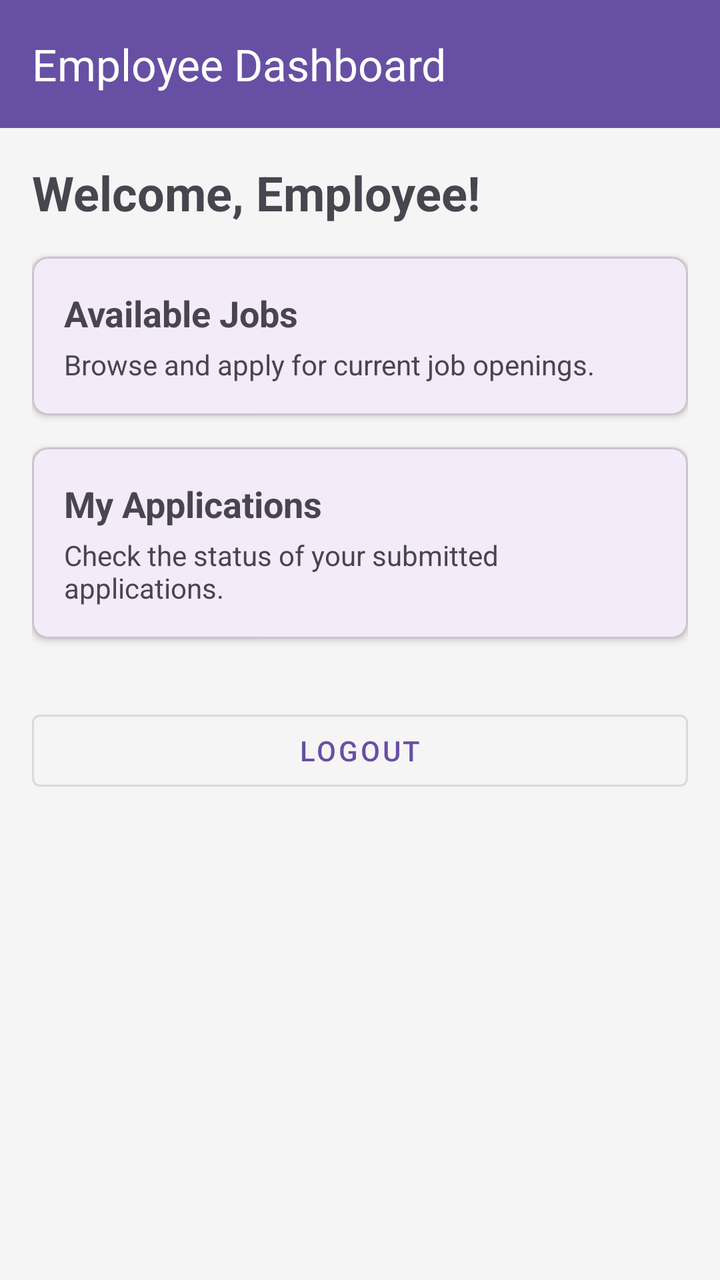
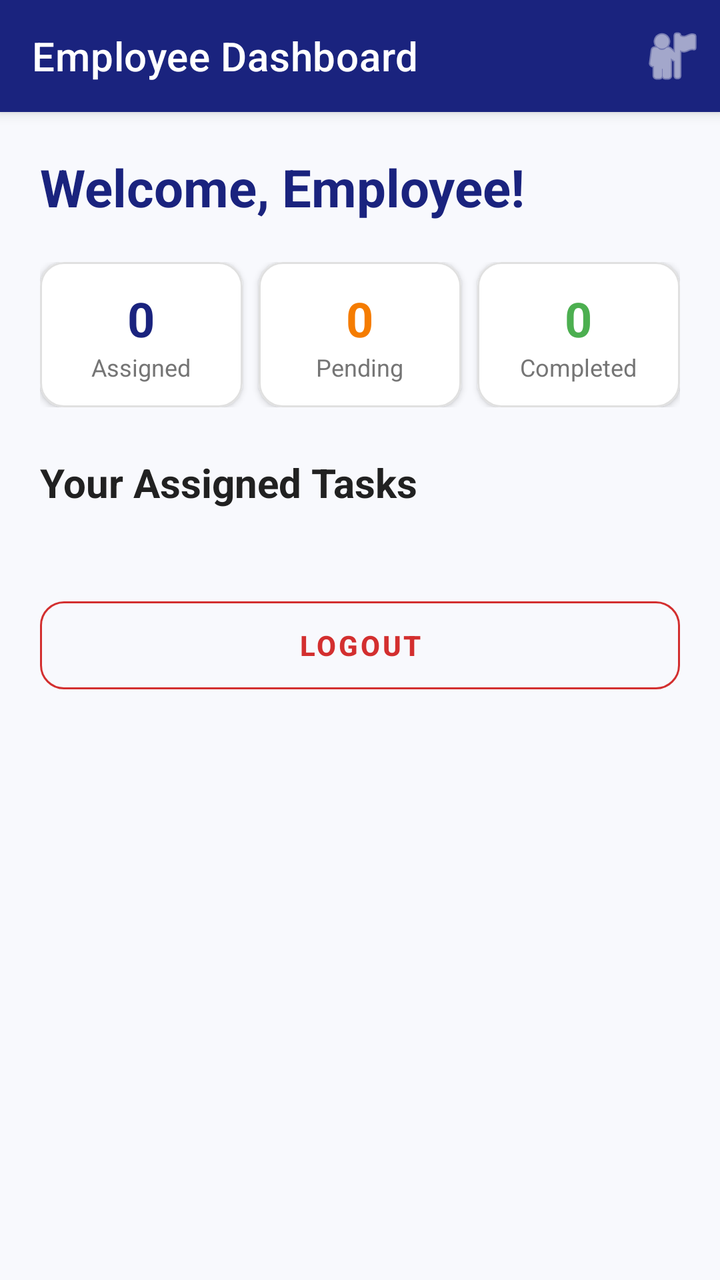

The first picture is an Android layout as it rendered before a commit; the second is the same layout after the commit. The layout source and the unified diff follow.
<!-- AndroidManifest.xml: application theme Theme.JobManagementSystem -->
<!-- res/layout/activity_employee_dashboard.xml -->
<?xml version="1.0" encoding="utf-8"?>
<androidx.coordinatorlayout.widget.CoordinatorLayout xmlns:android="http://schemas.android.com/apk/res/android"
    xmlns:app="http://schemas.android.com/apk/res-auto"
    android:layout_width="match_parent"
    android:layout_height="match_parent"
    android:background="#F5F5F5">

    <com.google.android.material.appbar.AppBarLayout
        android:layout_width="match_parent"
        android:layout_height="wrap_content">

        <com.google.android.material.appbar.MaterialToolbar
            android:id="@+id/toolbar"
            android:layout_width="match_parent"
            android:layout_height="?attr/actionBarSize"
            android:background="?attr/colorPrimary"
            app:title="@string/employee_dashboard_title"
            app:titleTextColor="@color/white" />

    </com.google.android.material.appbar.AppBarLayout>

    <LinearLayout
        android:layout_width="match_parent"
        android:layout_height="match_parent"
        android:orientation="vertical"
        android:padding="16dp"
        app:layout_behavior="@string/appbar_scrolling_view_behavior">

        <TextView
            android:layout_width="wrap_content"
            android:layout_height="wrap_content"
            android:text="@string/welcome_employee"
            android:textSize="24sp"
            android:textStyle="bold"
            android:layout_marginBottom="16dp" />

        <com.google.android.material.card.MaterialCardView
            android:layout_width="match_parent"
            android:layout_height="wrap_content"
            app:cardCornerRadius="8dp"
            app:cardElevation="2dp"
            android:layout_marginBottom="16dp">
            <LinearLayout
                android:layout_width="match_parent"
                android:layout_height="wrap_content"
                android:orientation="vertical"
                android:padding="16dp">
                <TextView
                    android:layout_width="wrap_content"
                    android:layout_height="wrap_content"
                    android:text="@string/available_jobs"
                    android:textSize="18sp"
                    android:textStyle="bold" />
                <TextView
                    android:layout_width="wrap_content"
                    android:layout_height="wrap_content"
                    android:text="@string/available_jobs_desc"
                    android:layout_marginTop="4dp" />
            </LinearLayout>
        </com.google.android.material.card.MaterialCardView>

        <com.google.android.material.card.MaterialCardView
            android:layout_width="match_parent"
            android:layout_height="wrap_content"
            app:cardCornerRadius="8dp"
            app:cardElevation="2dp"
            android:layout_marginBottom="16dp">
            <LinearLayout
                android:layout_width="match_parent"
                android:layout_height="wrap_content"
                android:orientation="vertical"
                android:padding="16dp">
                <TextView
                    android:layout_width="wrap_content"
                    android:layout_height="wrap_content"
                    android:text="@string/my_applications"
                    android:textSize="18sp"
                    android:textStyle="bold" />
                <TextView
                    android:layout_width="wrap_content"
                    android:layout_height="wrap_content"
                    android:text="@string/my_applications_desc"
                    android:layout_marginTop="4dp" />
            </LinearLayout>
        </com.google.android.material.card.MaterialCardView>

        <com.google.android.material.button.MaterialButton
            android:id="@+id/btnLogoutEmployee"
            style="@style/Widget.MaterialComponents.Button.OutlinedButton"
            android:layout_width="match_parent"
            android:layout_height="wrap_content"
            android:text="@string/btn_logout"
            android:layout_marginTop="16dp" />

    </LinearLayout>

</androidx.coordinatorlayout.widget.CoordinatorLayout>
<!-- resources referenced by this layout -->
<resources>
  <color name="white">#FFFFFFFF</color>
  <string name="available_jobs">Available Jobs</string>
  <string name="available_jobs_desc">Browse and apply for current job openings.</string>
  <string name="btn_logout">Logout</string>
  <string name="employee_dashboard_title">Employee Dashboard</string>
  <string name="my_applications">My Applications</string>
  <string name="my_applications_desc">Check the status of your submitted applications.</string>
  <string name="welcome_employee">Welcome, Employee!</string>
  <style name="Theme.JobManagementSystem" parent="Base.Theme.JobManagementSystem" />
  <style name="Base.Theme.JobManagementSystem" parent="Theme.Material3.DayNight.NoActionBar">
          
          
      </style>
</resources>

<!-- the commit's change to res/layout/activity_employee_dashboard.xml (unified diff, before → after) -->
@@ -1,97 +1,381 @@
 <?xml version="1.0" encoding="utf-8"?>
 <androidx.coordinatorlayout.widget.CoordinatorLayout xmlns:android="http://schemas.android.com/apk/res/android"
     xmlns:app="http://schemas.android.com/apk/res-auto"
+    xmlns:tools="http://schemas.android.com/tools"
     android:layout_width="match_parent"
     android:layout_height="match_parent"
-    android:background="#F5F5F5">
+    android:background="#F8F9FD">
 
     <com.google.android.material.appbar.AppBarLayout
         android:layout_width="match_parent"
-        android:layout_height="wrap_content">
+        android:layout_height="wrap_content"
+        android:elevation="0dp">
 
         <com.google.android.material.appbar.MaterialToolbar
             android:id="@+id/toolbar"
             android:layout_width="match_parent"
             android:layout_height="?attr/actionBarSize"
-            android:background="?attr/colorPrimary"
-            app:title="@string/employee_dashboard_title"
-            app:titleTextColor="@color/white" />
+            android:background="@color/primary_blue"
+            app:title="Employee Dashboard"
+            app:titleTextColor="@color/white">
+
+            <ImageButton
+                android:id="@+id/btnEmployeeProfile"
+                android:layout_width="48dp"
+                android:layout_height="48dp"
+                android:layout_gravity="end"
+                android:background="?attr/selectableItemBackgroundBorderless"
+                android:src="@android:drawable/ic_menu_myplaces"
+                app:tint="@color/white"
+                android:contentDescription="Profile" />
+        </com.google.android.material.appbar.MaterialToolbar>
 
     </com.google.android.material.appbar.AppBarLayout>
+
+    <androidx.core.widget.NestedScrollView
+        android:layout_width="match_parent"
+        android:layout_height="match_parent"
+        android:fillViewport="true"
+        app:layout_behavior="@string/appbar_scrolling_view_behavior">
+
+        <LinearLayout
+            android:layout_width="match_parent"
+            android:layout_height="wrap_content"
+            android:orientation="vertical"
+            android:padding="20dp">
+
+            <TextView
+                android:id="@+id/tvWelcomeEmployee"
+                android:layout_width="wrap_content"
+                android:layout_height="wrap_content"
+                android:text="Welcome, Employee!"
+                android:textSize="26sp"
+                android:textStyle="bold"
+                android:textColor="@color/primary_blue"
+                android:layout_marginBottom="20dp" />
+
+            
+            <LinearLayout
+                android:layout_width="match_parent"
+                android:layout_height="wrap_content"
+                android:orientation="horizontal"
+                android:baselineAligned="false"
+                android:layout_marginBottom="24dp">
+
+                <com.google.android.material.card.MaterialCardView
+                    android:layout_width="0dp"
+                    android:layout_height="wrap_content"
+                    android:layout_weight="1"
+                    android:layout_marginEnd="4dp"
+                    app:cardCornerRadius="12dp"
+                    app:cardElevation="2dp"
+                    app:strokeWidth="1dp"
+                    app:strokeColor="#E0E0E0"
+                    app:cardBackgroundColor="@color/white">
+                    <LinearLayout
+                        android:layout_width="match_parent"
+                        android:layout_height="wrap_content"
+                        android:orientation="vertical"
+                        android:padding="12dp"
+                        android:gravity="center">
+                        <TextView
+                            android:id="@+id/tvAssignedCount"
+                            android:layout_width="wrap_content"
+                            android:layout_height="wrap_content"
+                            android:text="0"
+                            android:textSize="24sp"
+                            android:textStyle="bold"
+                            android:textColor="@color/primary_blue" />
+                        <TextView
+                            android:layout_width="wrap_content"
+                            android:layout_height="wrap_content"
+                            android:text="Assigned"
+                            android:textSize="12sp"
+                            android:textColor="#757575" />
+                    </LinearLayout>
+                </com.google.android.material.card.MaterialCardView>
+
+                <com.google.android.material.card.MaterialCardView
+                    android:layout_width="0dp"
+                    android:layout_height="wrap_content"
+                    android:layout_weight="1"
+                    android:layout_marginHorizontal="4dp"
+                    app:cardCornerRadius="12dp"
+                    app:cardElevation="2dp"
+                    app:strokeWidth="1dp"
+                    app:strokeColor="#E0E0E0"
+                    app:cardBackgroundColor="@color/white">
+                    <LinearLayout
+                        android:layout_width="match_parent"
+                        android:layout_height="wrap_content"
+                        android:orientation="vertical"
+                        android:padding="12dp"
+                        android:gravity="center">
+                        <TextView
+                            android:id="@+id/tvPendingCount"
+                            android:layout_width="wrap_content"
+                            android:layout_height="wrap_content"
+                            android:text="0"
+                            android:textSize="24sp"
+                            android:textStyle="bold"
+                            android:textColor="#F57C00" />
+                        <TextView
+                            android:layout_width="wrap_content"
+                            android:layout_height="wrap_content"
+                            android:text="Pending"
+                            android:textSize="12sp"
+                            android:textColor="#757575" />
+                    </LinearLayout>
+                </com.google.android.material.card.MaterialCardView>
+
+                <com.google.android.material.card.MaterialCardView
+                    android:layout_width="0dp"
+                    android:layout_height="wrap_content"
+                    android:layout_weight="1"
+                    android:layout_marginStart="4dp"
+                    app:cardCornerRadius="12dp"
+                    app:cardElevation="2dp"
+                    app:strokeWidth="1dp"
+                    app:strokeColor="#E0E0E0"
+                    app:cardBackgroundColor="@color/white">
+                    <LinearLayout
+                        android:layout_width="match_parent"
+                        android:layout_height="wrap_content"
+                        android:orientation="vertical"
+                        android:padding="12dp"
+                        android:gravity="center">
+                        <TextView
+                            android:id="@+id/tvCompletedCount"
+                            android:layout_width="wrap_content"
+                            android:layout_height="wrap_content"
+                            android:text="0"
+                            android:textSize="24sp"
+                            android:textStyle="bold"
+                            android:textColor="#4CAF50" />
+                        <TextView
+                            android:layout_width="wrap_content"
+                            android:layout_height="wrap_content"
+                            android:text="Completed"
+                            android:textSize="12sp"
+                            android:textColor="#757575" />
+                    </LinearLayout>
+                </com.google.android.material.card.MaterialCardView>
+
+            </LinearLayout>
+
+            <TextView
+                android:layout_width="wrap_content"
+                android:layout_height="wrap_content"
+                android:text="Your Assigned Tasks"
+                android:textSize="20sp"
+                android:textStyle="bold"
+                android:textColor="@color/text_primary"
+                android:layout_marginBottom="16dp" />
+
+            <androidx.recyclerview.widget.RecyclerView
+                android:id="@+id/rvAssignedTasks"
+                android:layout_width="match_parent"
+                android:layout_height="wrap_content"
+                android:nestedScrollingEnabled="false"
+                tools:listitem="@layout/item_job"
+                android:layout_marginBottom="24dp" />
+
+            
+            
+
+            <com.google.android.material.button.MaterialButton
+                android:id="@+id/btnLogoutEmployee"
+                style="@style/Widget.MaterialComponents.Button.OutlinedButton"
+                android:layout_width="match_parent"
+                android:layout_height="56dp"
+                android:text="LOGOUT"
+                android:textColor="@color/error_red"
+                app:strokeColor="@color/error_red"
+                app:cornerRadius="12dp"
+                android:textStyle="bold"
+                android:layout_marginBottom="40dp" />
+
+        </LinearLayout>
+    </androidx.core.widget.NestedScrollView>
+
+</androidx.coordinatorlayout.widget.CoordinatorLayout>
+<!-- res/layout/item_job.xml (included above) -->
+<?xml version="1.0" encoding="utf-8"?>
+<com.google.android.material.card.MaterialCardView xmlns:android="http://schemas.android.com/apk/res/android"
+    xmlns:app="http://schemas.android.com/apk/res-auto"
+    android:layout_width="match_parent"
+    android:layout_height="wrap_content"
+    android:layout_marginHorizontal="16dp"
+    android:layout_marginVertical="8dp"
+    app:cardCornerRadius="12dp"
+    app:cardElevation="3dp"
+    app:cardBackgroundColor="@color/white"
+    app:strokeWidth="1dp"
+    app:strokeColor="#E0E0E0">
 
     <LinearLayout
         android:layout_width="match_parent"
-        android:layout_height="match_parent"
+        android:layout_height="wrap_content"
         android:orientation="vertical"
-        android:padding="16dp"
-        app:layout_behavior="@string/appbar_scrolling_view_behavior">
+        android:padding="16dp">
+
+        <LinearLayout
+            android:layout_width="match_parent"
+            android:layout_height="wrap_content"
+            android:orientation="horizontal"
+            android:gravity="center_vertical"
+            android:layout_marginBottom="4dp">
+
+            <TextView
+                android:id="@+id/tvJobTitle"
+                android:layout_width="0dp"
+                android:layout_height="wrap_content"
+                android:layout_weight="1"
+                android:text="Job Title"
+                android:textSize="18sp"
+                android:textStyle="bold"
+                android:textColor="@color/primary_blue" />
+
+            <TextView
+                android:id="@+id/tvJobStatus"
+                android:layout_width="wrap_content"
+                android:layout_height="wrap_content"
+                android:text="In Progress"
+                android:textSize="11sp"
+                android:textStyle="bold"
+                android:paddingHorizontal="10dp"
+                android:paddingVertical="4dp"
+                android:background="@drawable/bg_status_progress"
+                android:textColor="@color/white" />
+
+            <ImageButton
+                android:id="@+id/btnDeleteJob"
+                android:layout_width="32dp"
+                android:layout_height="32dp"
+                android:layout_marginStart="8dp"
+                android:background="?attr/selectableItemBackgroundBorderless"
+                android:src="@android:drawable/ic_menu_delete"
+                app:tint="#FF8A80"
+                android:contentDescription="Delete Job"
+                android:visibility="gone" />
+        </LinearLayout>
 
         <TextView
+            android:id="@+id/tvJobDesc"
+            android:layout_width="match_parent"
+            android:layout_height="wrap_content"
+            android:text="Job Description here..."
+            android:textColor="@color/text_secondary"
+            android:textSize="14sp"
+            android:layout_marginBottom="4dp" />
+
+        <TextView
+            android:id="@+id/tvLocation"
+            android:layout_width="match_parent"
+            android:layout_height="wrap_content"
+            android:text="Location: N/A"
+            android:textColor="@color/text_primary"
+            android:textSize="13sp"
+            android:layout_marginBottom="8dp" />
+
+        <LinearLayout
+            android:layout_width="match_parent"
+            android:layout_height="wrap_content"
+            android:orientation="horizontal"
+            android:gravity="center_vertical"
+            android:layout_marginBottom="4dp">
+
+            <TextView
+                android:id="@+id/tvPriority"
+                android:layout_width="wrap_content"
+                android:layout_height="wrap_content"
+                android:text="Medium"
+                android:textSize="11sp"
+                android:textStyle="bold"
+                android:paddingHorizontal="10dp"
+                android:paddingVertical="4dp"
+                android:background="@drawable/bg_status_progress"
+                android:textColor="@color/white"
+                android:layout_marginEnd="12dp" />
+
+            <TextView
+                android:id="@+id/tvDeadline"
+                android:layout_width="wrap_content"
+                android:layout_height="wrap_content"
+                android:text="Deadline: 2026-6-20"
+                android:textSize="13sp"
+                android:textColor="@color/error_red" />
+        </LinearLayout>
+
+        <TextView
+            android:id="@+id/tvAssignedTo"
             android:layout_width="wrap_content"
             android:layout_height="wrap_content"
-            android:text="@string/welcome_employee"
-            android:textSize="24sp"
-            android:textStyle="bold"
-            android:layout_marginBottom="16dp" />
-
-        <com.google.android.material.card.MaterialCardView
-            android:layout_width="match_parent"
-            android:layout_height="wrap_content"
-            app:cardCornerRadius="8dp"
-            app:cardElevation="2dp"
-            android:layout_marginBottom="16dp">
-            <LinearLayout
-                android:layout_width="match_parent"
-                android:layout_height="wrap_content"
-                android:orientation="vertical"
-                android:padding="16dp">
-                <TextView
-                    android:layout_width="wrap_content"
-                    android:layout_height="wrap_content"
-                    android:text="@string/available_jobs"
-                    android:textSize="18sp"
-                    android:textStyle="bold" />
-                <TextView
-                    android:layout_width="wrap_content"
-                    android:layout_height="wrap_content"
-                    android:text="@string/available_jobs_desc"
-                    android:layout_marginTop="4dp" />
-            </LinearLayout>
-        </com.google.android.material.card.MaterialCardView>
-
-        <com.google.android.material.card.MaterialCardView
-            android:layout_width="match_parent"
-            android:layout_height="wrap_content"
-            app:cardCornerRadius="8dp"
-            app:cardElevation="2dp"
-            android:layout_marginBottom="16dp">
-            <LinearLayout
-                android:layout_width="match_parent"
-                android:layout_height="wrap_content"
-                android:orientation="vertical"
-                android:padding="16dp">
-                <TextView
-                    android:layout_width="wrap_content"
-                    android:layout_height="wrap_content"
-                    android:text="@string/my_applications"
-                    android:textSize="18sp"
-                    android:textStyle="bold" />
-                <TextView
-                    android:layout_width="wrap_content"
-                    android:layout_height="wrap_content"
-                    android:text="@string/my_applications_desc"
-                    android:layout_marginTop="4dp" />
-            </LinearLayout>
-        </com.google.android.material.card.MaterialCardView>
-
-        <com.google.android.material.button.MaterialButton
-            android:id="@+id/btnLogoutEmployee"
-            style="@style/Widget.MaterialComponents.Button.OutlinedButton"
-            android:layout_width="match_parent"
-            android:layout_height="wrap_content"
-            android:text="@string/btn_logout"
-            android:layout_marginTop="16dp" />
+            android:text="Worker: saba"
+            android:textSize="13sp"
+            android:textColor="@color/text_primary"
+            android:layout_marginBottom="8dp" />
+
+        <TextView
+            android:id="@+id/tvProgressText"
+            android:layout_width="wrap_content"
+            android:layout_height="wrap_content"
+            android:text="Progress: 0%"
+            android:textSize="11sp"
+            android:textColor="#BDBDBD"
+            android:layout_marginBottom="4dp" />
+
+        <ProgressBar
+            android:id="@+id/pbJobProgress"
+            style="@style/Widget.AppCompat.ProgressBar.Horizontal"
+            android:layout_width="match_parent"
+            android:layout_height="4dp"
+            android:progress="0"
+            android:progressDrawable="@drawable/bg_status_progress"
+            android:layout_marginBottom="12dp" />
+
+        <LinearLayout
+            android:id="@+id/llEmployeeActions"
+            android:layout_width="match_parent"
+            android:layout_height="wrap_content"
+            android:orientation="horizontal"
+            android:gravity="end"
+            android:visibility="gone">
+
+            <com.google.android.material.button.MaterialButton
+                android:id="@+id/btnStartJobItem"
+                style="@style/Widget.MaterialComponents.Button.TextButton"
+                android:layout_width="wrap_content"
+                android:layout_height="wrap_content"
+                android:text="START"
+                android:textSize="12sp"
+                android:textColor="#2196F3"
+                android:visibility="gone" />
+
+            <com.google.android.material.button.MaterialButton
+                android:id="@+id/btnUpdateProgressItem"
+                style="@style/Widget.MaterialComponents.Button.TextButton"
+                android:layout_width="wrap_content"
+                android:layout_height="wrap_content"
+                android:text="UPDATE"
+                android:textSize="12sp"
+                android:textColor="#7E57C2"
+                android:visibility="gone" />
+
+            <com.google.android.material.button.MaterialButton
+                android:id="@+id/btnCompleteJobItem"
+                style="@style/Widget.MaterialComponents.Button.TextButton"
+                android:layout_width="wrap_content"
+                android:layout_height="wrap_content"
+                android:text="COMPLETE"
+                android:textSize="12sp"
+                android:textColor="#2E7D32"
+                android:visibility="gone" />
+        </LinearLayout>
+
+        
+        <LinearLayout android:id="@+id/llProgressArea" android:layout_width="0dp" android:layout_height="0dp" android:visibility="gone" />
+        <ImageView android:id="@+id/ivJobImage" android:layout_width="0dp" android:layout_height="0dp" android:visibility="gone" />
 
     </LinearLayout>
-
-</androidx.coordinatorlayout.widget.CoordinatorLayout>
+</com.google.android.material.card.MaterialCardView>
<!-- resource entries referenced after the edit -->
@@ -1,17 +1,34 @@
 <!-- resources referenced by this layout -->
 <resources>
-  <color name="white">#FFFFFFFF</color>
-  <string name="available_jobs">Available Jobs</string>
-  <string name="available_jobs_desc">Browse and apply for current job openings.</string>
-  <string name="btn_logout">Logout</string>
-  <string name="employee_dashboard_title">Employee Dashboard</string>
-  <string name="my_applications">My Applications</string>
-  <string name="my_applications_desc">Check the status of your submitted applications.</string>
-  <string name="welcome_employee">Welcome, Employee!</string>
+  <color name="error_red">#D32F2F</color>
+  <color name="primary_blue">#1A237E</color>
+  <color name="text_primary">#212121</color>
+  <color name="text_secondary">#757575</color>
+  <color name="white">#FFFFFF</color>
+  <!-- drawable bg_status_progress (drawable) -->
+  <?xml version="1.0" encoding="utf-8"?>
+  <shape xmlns:android="http://schemas.android.com/apk/res/android">
+      <solid android:color="#1976D2"/>
+      <corners android:radius="16dp"/>
+  </shape>
   <style name="Theme.JobManagementSystem" parent="Base.Theme.JobManagementSystem" />
-  <style name="Base.Theme.JobManagementSystem" parent="Theme.Material3.DayNight.NoActionBar">
+  <style name="Base.Theme.JobManagementSystem" parent="Theme.MaterialComponents.DayNight.NoActionBar">
           
+          <item name="colorPrimary">@color/primary_blue</item>
+          <item name="colorPrimaryVariant">@color/primary_blue</item>
+          <item name="colorOnPrimary">@color/white</item>
           
+          <item name="colorSecondary">@color/secondary_blue</item>
+          <item name="colorSecondaryVariant">@color/secondary_blue</item>
+          <item name="colorOnSecondary">@color/white</item>
+          
+          <item name="android:statusBarColor">@color/primary_blue</item>
+          
+          <item name="android:textColorPrimary">@color/black</item>
+          <item name="android:textColorSecondary">@color/text_secondary</item>
+          <item name="editTextStyle">@style/Widget.MaterialComponents.TextInputLayout.OutlinedBox</item>
       </style>
+  <color name="secondary_blue">#3F51B5</color>
+  <color name="black">#121212</color>
 </resources>
 
